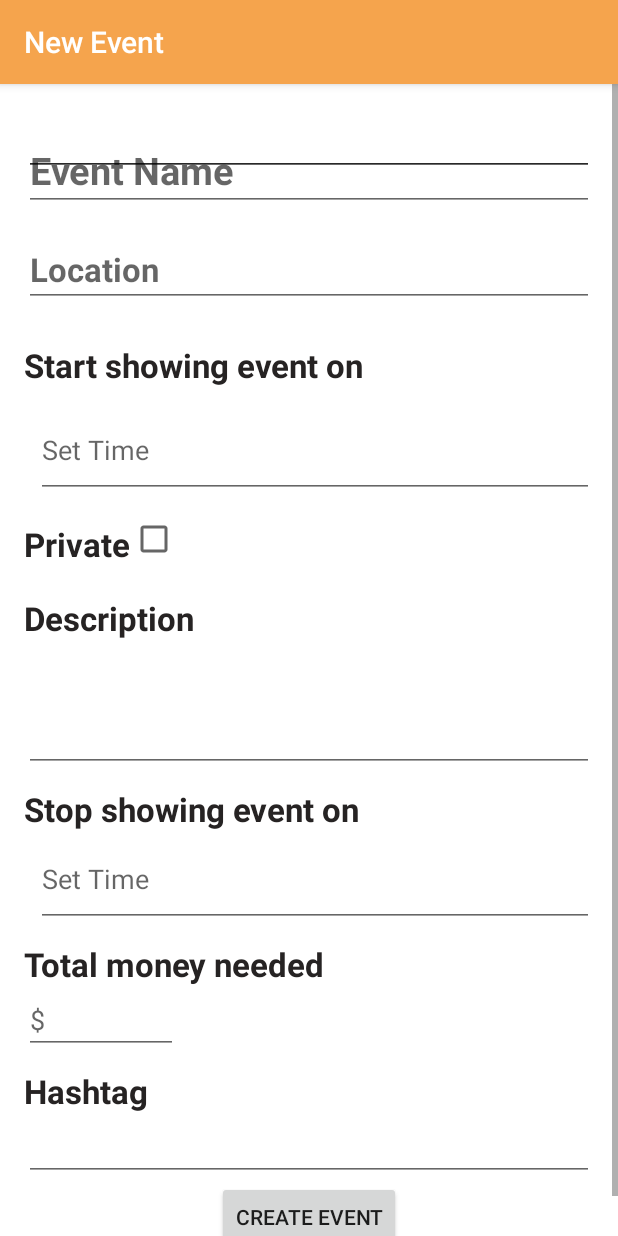
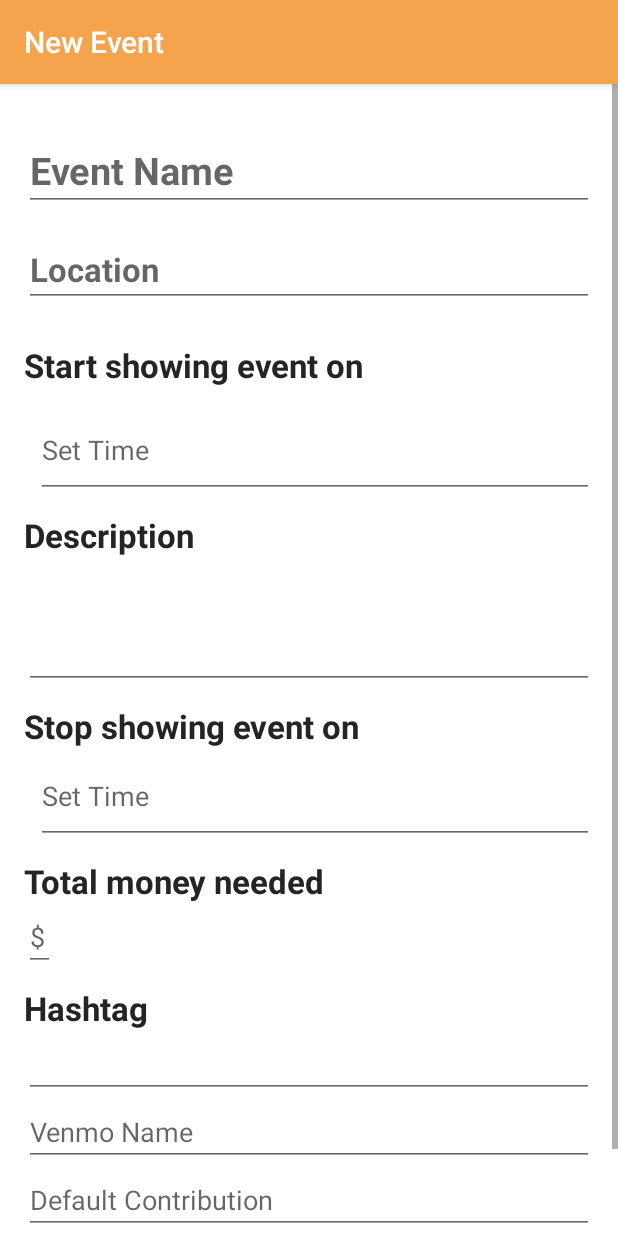
Before and after one commit to dagreene5/CMSC436_FeedTheKitty, an Android app: the CreateEventActivity screen opened directly, with no data from a screen before it, on a phone screen of 412 x 824 dp. Run offline under Robolectric (Android 15) with nearby library versions, the phone set to English and light mode, and no system bars; 1 statement that could not run was skipped.

Commit message:
Alot of changes

```diff
--- a/FeedTheKitty/app/src/main/java/com/feedthekitty/cmsc436/feedthekitty/CreateEventActivity.java
+++ b/FeedTheKitty/app/src/main/java/com/feedthekitty/cmsc436/feedthekitty/CreateEventActivity.java
@@ -192,7 +192,8 @@ public class CreateEventActivity extends AppCompatActivity implements View.OnCli
             eventData.setTitle(eventName.getText().toString());
             eventData.setHashtag(hashTag.getText().toString());
             eventData.setAmountNeeded(moneyToRaise.getText().toString());
-            eventData.addPersonAttending(uid);
+            eventData.setDescription(description.getText().toString());
+            eventData.setLocation(location.getText().toString());
 
             this.setResult(RESULT_OK, eventData.packageIntoIntent());
 
--- a/FeedTheKitty/app/src/main/java/com/feedthekitty/cmsc436/feedthekitty/EventListAdapter.java
+++ b/FeedTheKitty/app/src/main/java/com/feedthekitty/cmsc436/feedthekitty/EventListAdapter.java
@@ -40,7 +40,7 @@ public class EventListAdapter extends BaseAdapter {
     public void filterByHashtag(String hashtag) {
         ArrayList<EventData> newList = new ArrayList<EventData>();
 
-        for (EventData data : listItems) {
+        for (EventData data : originalList) {
             if (data.getHashtag().toLowerCase().contains(hashtag.toLowerCase())) {
                 newList.add(data);
             }
@@ -52,7 +52,7 @@ public class EventListAdapter extends BaseAdapter {
     public void filterByTitle(String title) {
         ArrayList<EventData> newList = new ArrayList<EventData>();
 
-        for (EventData data : listItems) {
+        for (EventData data : originalList) {
             if (data.getTitle().toLowerCase().contains(title.toLowerCase())) {
                 newList.add(data);
             }
@@ -65,7 +65,7 @@ public class EventListAdapter extends BaseAdapter {
 
         TextView title = (TextView) view.findViewById(R.id.text_event_title);
         TextView hashtag = (TextView) view.findViewById(R.id.text_event_hashtag);
-        TextView description = (TextView) view.findViewById(R.id.event_decription);
+        TextView description = (TextView) view.findViewById(R.id.text_description);
 
         title.setText(data.getTitle());
         hashtag.setText(data.getHashtag());
--- a/FeedTheKitty/app/src/main/res/layout/activity_create_event.xml
+++ b/FeedTheKitty/app/src/main/res/layout/activity_create_event.xml
@@ -71,30 +71,10 @@
             android:id="@+id/event_time"
             android:layout_alignEnd="@+id/event_text_date" />
 
-
-        <TextView
-            android:layout_width="wrap_content"
-            android:layout_height="wrap_content"
-            android:textSize="22sp"
-            android:textStyle="bold"
-            android:textColor="#262323"
-            android:text="@string/set_privacy"
-            android:layout_below="@id/event_date"
-            android:id="@+id/set_privacy_text"
-            android:paddingBottom="@dimen/abc_action_bar_overflow_padding_end_material"
-            android:paddingTop="@dimen/abc_action_bar_icon_vertical_padding_material" />
-        <CheckBox
-            android:layout_width="wrap_content"
-            android:layout_height="wrap_content"
-            android:layout_below="@id/event_time"
-            android:id="@+id/set_privacy"
-            android:layout_toRightOf="@id/set_privacy_text"
-            android:paddingTop="@dimen/abc_action_button_min_width_overflow_material" />
-
         <TextView
             android:layout_width="match_parent"
             android:layout_height="wrap_content"
-            android:layout_below="@id/set_privacy"
+            android:layout_below="@id/event_date"
             android:id="@+id/text_description"
             android:textColor="#262323"
             android:textSize="22sp"
@@ -167,7 +147,6 @@
             android:layout_below="@id/text_money_to_raise"
             android:id="@+id/money_to_raise"
             android:layout_alignParentStart="true"
-            android:layout_alignEnd="@id/set_privacy"
             android:hint="$"
             android:inputType="number"/>
 
@@ -191,24 +170,28 @@
             android:id="@+id/event_create_hashtags"
             android:inputType="text"/>
 
+        <EditText
+            android:layout_width="fill_parent"
+            android:layout_height="wrap_content"
+            android:layout_below="@id/event_create_hashtags"
+            android:hint="Venmo Name"
+            android:id="@+id/venmoName"/>
+
+        <EditText
+            android:layout_width="fill_parent"
+            android:layout_height="wrap_content"
+            android:layout_below="@id/venmoName"
+            android:hint="Default Contribution"
+            android:id="@+id/defaultContribution"/>
+
         <Button
             android:layout_width="wrap_content"
             android:layout_height="wrap_content"
-            android:layout_below="@id/event_create_hashtags"
+            android:layout_below="@id/defaultContribution"
             android:id="@+id/done"
             android:gravity="center"
             android:text="Create Event"
             android:layout_centerInParent="true"/>
 
-        <EditText
-            android:layout_width="fill_parent"
-            android:layout_height="wrap_content"
-            android:id="@+id/venmoName"/>
-
-        <EditText
-            android:layout_width="fill_parent"
-            android:layout_height="wrap_content"
-            android:id="@+id/defaultContribution"/>
-
     </RelativeLayout>
 </ScrollView>
```
Also changed, not shown: FeedTheKitty/app/src/main/java/com/feedthekitty/cmsc436/feedthekitty/EventLayout.java (+5 -2 lines), FeedTheKitty/app/src/main/java/com/feedthekitty/cmsc436/feedthekitty/FacebookActivity.java (+32 -5 lines), FeedTheKitty/app/src/main/java/com/feedthekitty/cmsc436/feedthekitty/FirebaseUtils.java (+36 -9 lines), FeedTheKitty/app/src/main/java/com/feedthekitty/cmsc436/feedthekitty/MainActivity.java (+10 -9 lines), FeedTheKitty/app/src/main/java/com/feedthekitty/cmsc436/feedthekitty/UserData.java (+12 -3 lines), FeedTheKitty/app/src/main/res/layout/activity_event_search.xml (+5 -20 lines), FeedTheKitty/app/src/main/res/layout/user_search_row.xml (+4 -9 lines), 1 other file.
